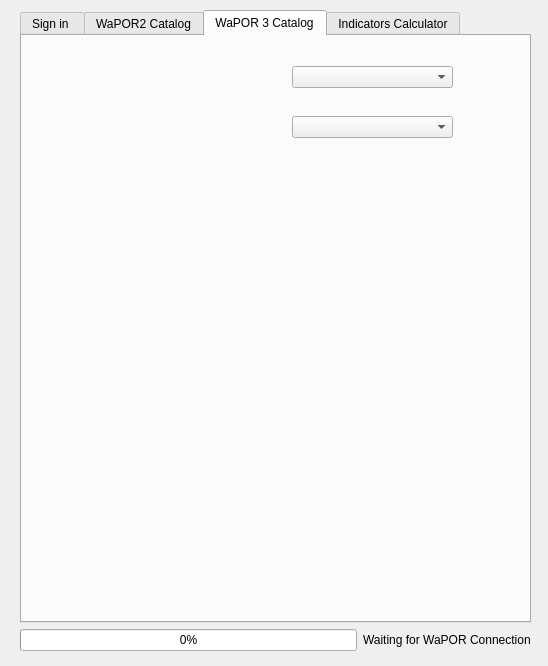
This is wap_plugin_dialog_base.ui in WAGIS/wap_plugin as Qt 5 draws it before an edit. The edited form follows.
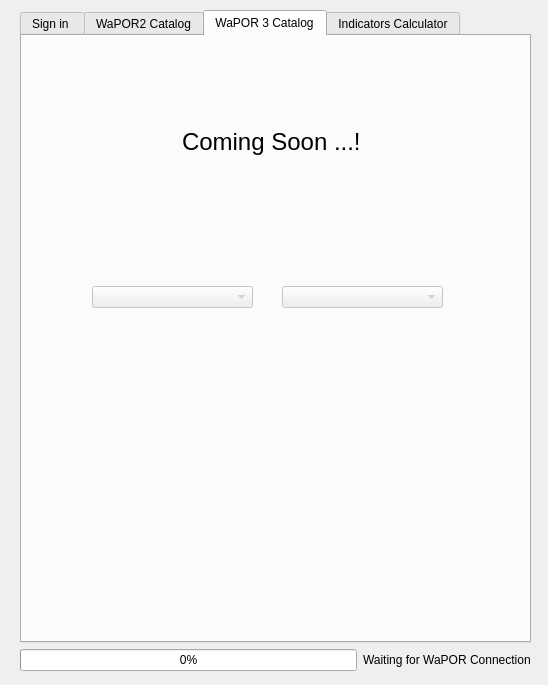
This is the edited form. The open tabs and pages were chosen to show the change. Icons and pictures are not drawn. Custom widgets are drawn as their Qt base class.

Commit message: Fixed possible runtim failures

The edit to the form file:
```diff
--- a/wap_plugin_dialog_base.ui
+++ b/wap_plugin_dialog_base.ui
@@ -7,7 +7,7 @@
     <x>0</x>
     <y>0</y>
     <width>548</width>
-    <height>666</height>
+    <height>685</height>
    </rect>
   </property>
   <property name="windowTitle">
@@ -19,7 +19,7 @@
      <x>20</x>
      <y>10</y>
      <width>511</width>
-     <height>641</height>
+     <height>661</height>
     </rect>
    </property>
    <layout class="QVBoxLayout" name="tabWindowsLayout">
@@ -638,25 +638,49 @@
         <string>WaPOR 3 Catalog</string>
        </attribute>
        <widget class="QComboBox" name="workspace3ComboBox">
+        <property name="enabled">
+         <bool>false</bool>
+        </property>
         <property name="geometry">
          <rect>
-          <x>270</x>
-          <y>30</y>
+          <x>70</x>
+          <y>250</y>
           <width>161</width>
           <height>22</height>
          </rect>
         </property>
        </widget>
        <widget class="QComboBox" name="mapsetComboBox">
+        <property name="enabled">
+         <bool>false</bool>
+        </property>
         <property name="geometry">
          <rect>
-          <x>270</x>
-          <y>80</y>
+          <x>260</x>
+          <y>250</y>
           <width>161</width>
           <height>22</height>
          </rect>
         </property>
        </widget>
+       <widget class="QLabel" name="label_5">
+        <property name="geometry">
+         <rect>
+          <x>160</x>
+          <y>70</y>
+          <width>181</width>
+          <height>71</height>
+         </rect>
+        </property>
+        <property name="font">
+         <font>
+          <pointsize>18</pointsize>
+         </font>
+        </property>
+        <property name="text">
+         <string>Coming Soon ...!</string>
+        </property>
+       </widget>
       </widget>
       <widget class="QWidget" name="indicTab">
        <attribute name="title">
```
Left out of the diff: 17 changed lines with no effect on the pictures. The commit also changes 1 other file.
